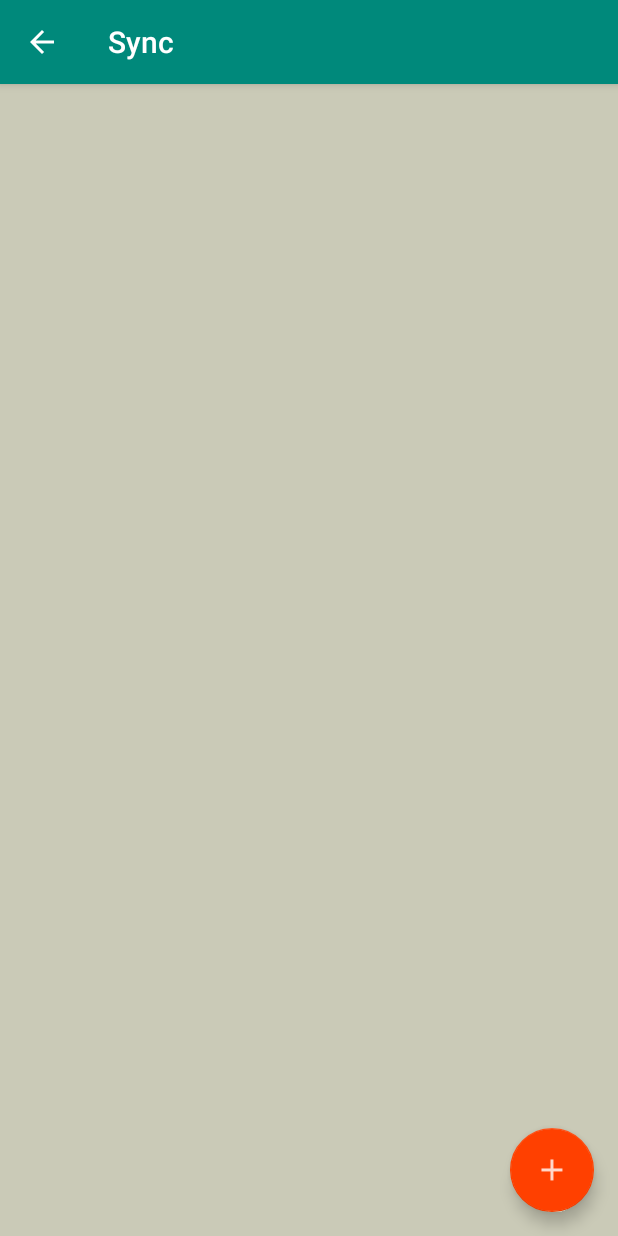
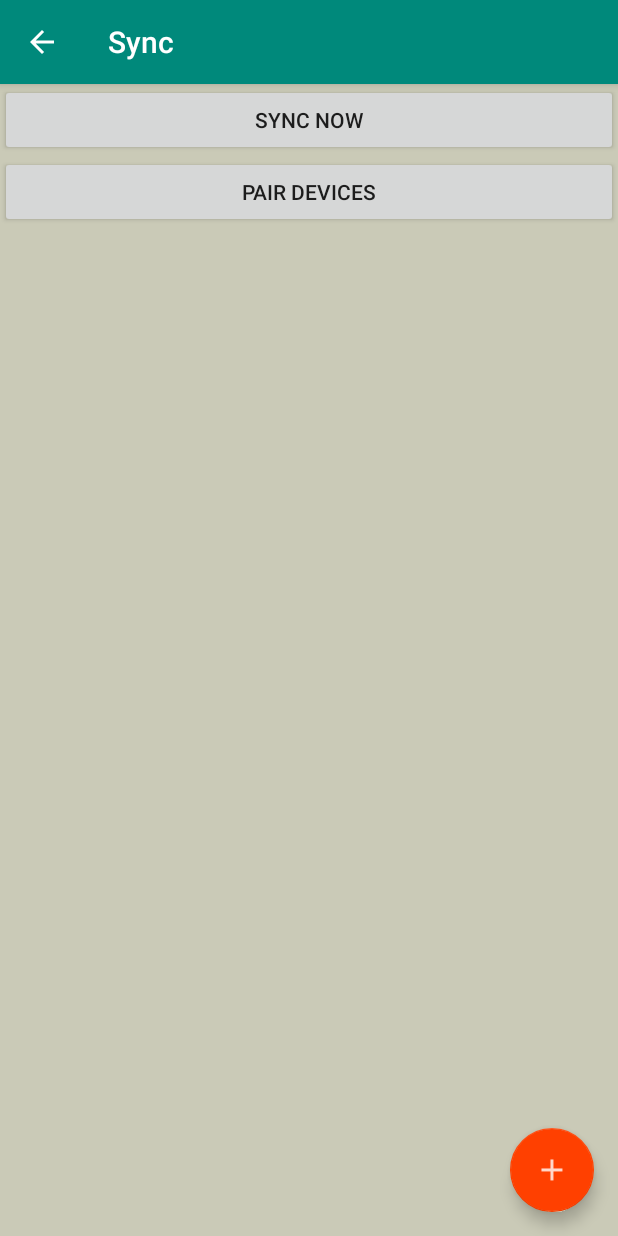
Before and after one commit to Winehorn/PassButler, an Android app: the SyncActivity screen opened directly, with no data from a screen before it, on a phone screen of 412 x 824 dp. Run offline under Robolectric (Android 15) with nearby library versions, the phone set to English and light mode, and no system bars.

Commit message:
Add button that opens the Bluetooth settings for pairing devices.

```diff
--- a/PassButler/app/src/main/res/layout/activity_sync.xml
+++ b/PassButler/app/src/main/res/layout/activity_sync.xml
@@ -8,6 +8,18 @@
     tools:context="edu.hm.cs.ig.passbutler.sync.SyncActivity"
     android:background="@color/background"
     android:orientation="vertical">
+
+    <Button
+        android:layout_width="match_parent"
+        android:layout_height="wrap_content"
+        android:text="Sync now"
+        android:onClick="syncNow_onClick"/>
+
+    <Button
+        android:layout_width="match_parent"
+        android:layout_height="wrap_content"
+        android:text="@string/pair_devices_button_label"
+        android:onClick="pairDevicesOnClick"/>
 
     <android.support.design.widget.CoordinatorLayout
         android:layout_width="match_parent"
--- a/PassButler/app/src/main/res/values/strings.xml
+++ b/PassButler/app/src/main/res/values/strings.xml
@@ -70,6 +70,7 @@
     <string name="default_bluetooth_sync_device_id">Default ID</string>
     <string name="default_bluetooth_sync_device_name">Default name</string>
     <string name="default_bluetooth_sync_device_hardware_address">Default hardware address</string>
+    <string name="pair_devices_button_label">Pair devices</string>
 
     <!-- SettingsActivity -->
     <string name="settings_activity_label">Settings</string>
@@ -89,7 +90,8 @@
     <string name="destroy_failed_error_msg">@string/internal_error</string>
     <string name="password_generator_no_switch_msg">Check at least one switch!</string>
     <string name="add_bluetooth_sync_device_error_msg">Device could not be added</string>
-    <string name="no_bluetooth_support_error_msg">Your device does not support Bluetooth</string>
+    <string name="no_bluetooth_support_sync_error_msg">Your device is required to support Bluetooth for syncing</string>
+    <string name="no_bluetooth_support_pairing_error_msg">Your device is required to support Bluetooth for pairing</string>
     <string name="enable_bluetooth_error_msg">@string/internal_error</string>
 
     <!-- Dialogs -->
```
Also changed, not shown: PassButler/app/src/main/java/edu/hm/cs/ig/passbutler/sync/SyncActivity.java (+23 -1 lines).
